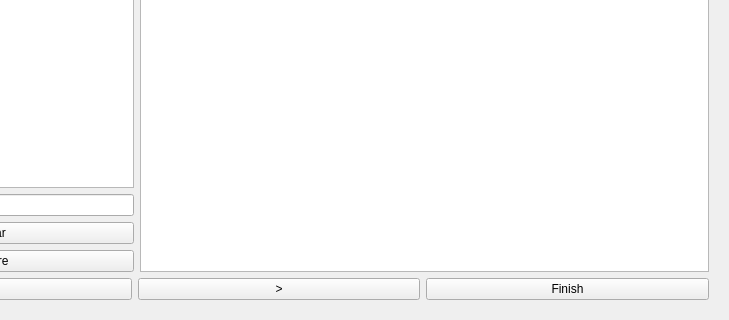
Qt form plover_cards/card_builder.ui (antistic/plover_cards) before a commit; both pictures show x 171 to 900 and y 255 to 575 of the 900 by 575 pixel window.
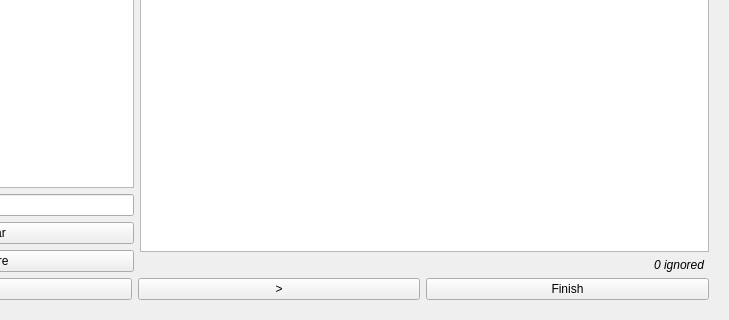
The same form after that commit. Icons and pictures are not drawn.

Commit message: show number of ignored cards

What changed in the file:
```diff
--- a/plover_cards/card_builder.ui
+++ b/plover_cards/card_builder.ui
@@ -241,6 +241,24 @@
            </attribute>
           </widget>
          </item>
+         <item>
+          <widget class="QLabel" name="num_ignored">
+           <property name="font">
+            <font>
+             <italic>true</italic>
+            </font>
+           </property>
+           <property name="text">
+            <string>0 ignored</string>
+           </property>
+           <property name="alignment">
+            <set>Qt::AlignRight|Qt::AlignTrailing|Qt::AlignVCenter</set>
+           </property>
+           <property name="indent">
+            <number>5</number>
+           </property>
+          </widget>
+         </item>
         </layout>
        </item>
        <item row="2" column="0" colspan="2">
```
The commit also changes 2 other files.
